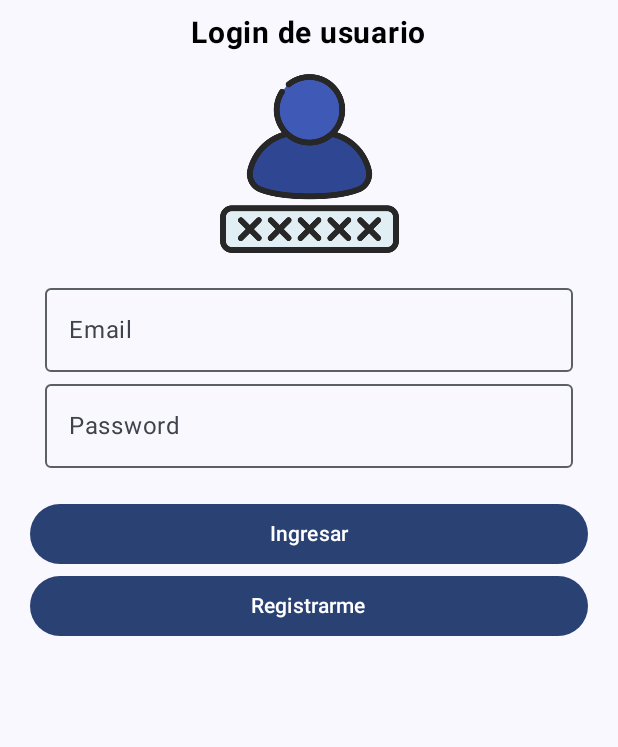
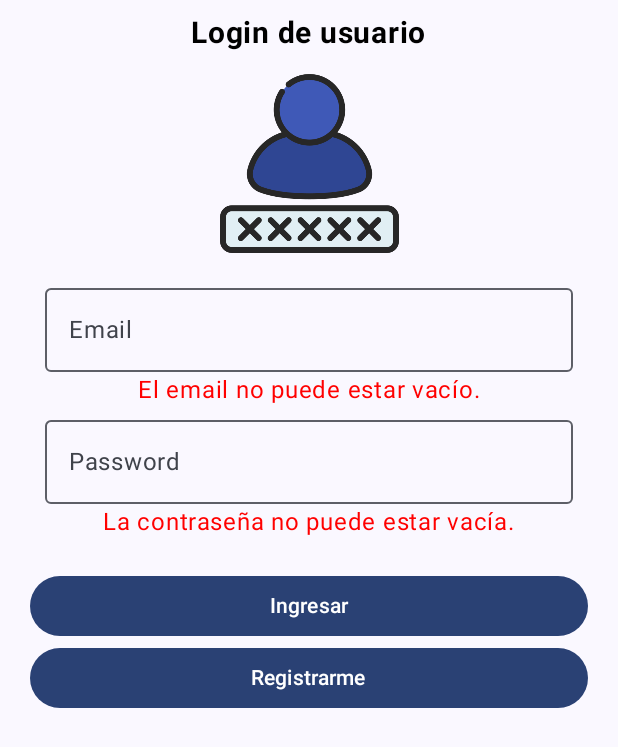
Before and after one commit to adcarret/Proyecto-TFC-DAM, an Android app built with Jetpack Compose: the screen it shows after launch (MainActivity), after a tap on "Ingresar", on a phone screen of 412 x 824 dp. Shown: the top 747 px of the screen. Run offline under Robolectric (Android 15) with nearby library versions, the phone set to English and light mode, and no system bars; our stand-ins replace Firebase (no records; nobody signed in at launch, a user with empty details on screens opened directly).

Commit message:
create login logic button and errors control

```diff
--- a/app/src/main/java/com/example/taskshare_tfc/views/login/LoginView.kt
+++ b/app/src/main/java/com/example/taskshare_tfc/views/login/LoginView.kt
@@ -1,5 +1,6 @@
 package com.example.taskshare_tfc.views.login
 
+import android.widget.Toast
 import androidx.compose.foundation.Image
 import androidx.compose.foundation.layout.Column
 import androidx.compose.foundation.layout.Spacer
@@ -20,6 +21,7 @@ import androidx.compose.runtime.setValue
 import androidx.compose.ui.Alignment
 import androidx.compose.ui.Modifier
 import androidx.compose.ui.graphics.Color
+import androidx.compose.ui.platform.LocalContext
 import androidx.compose.ui.res.painterResource
 import androidx.compose.ui.text.font.FontWeight
 import androidx.compose.ui.text.input.KeyboardType
@@ -35,13 +37,18 @@ Estoy utilizando Jetpack Compose
 Por eso mismo sale este @
  */
 @Composable
-fun LoginView (navController: NavController, loginViewModel: LoginViewModel){
-    Column (
+fun LoginView (navController: NavController, loginViewModel: LoginViewModel) {
+    Column(
         horizontalAlignment = Alignment.CenterHorizontally,
         modifier = Modifier.fillMaxSize()
-    ){
+    ) {
+        val context = LocalContext.current
+
         var email by remember { mutableStateOf("") } //Variable email
         var password by remember { mutableStateOf("") } //Variable password
+
+        var emailError by remember { mutableStateOf("") } // Mensaje de error para email
+        var passwordError by remember { mutableStateOf("") } // Mensaje de error para password
 
         //Titulo
         Text(
@@ -50,7 +57,7 @@ fun LoginView (navController: NavController, loginViewModel: LoginViewModel){
             fontWeight = FontWeight.Bold, //Negrita
             color = Color.Black, // Color del texto
             fontSize = 20.sp //Tamaño de la fuente
-            )
+        )
 
         //Icono de login
         Image(
@@ -68,10 +75,23 @@ fun LoginView (navController: NavController, loginViewModel: LoginViewModel){
                 .fillMaxWidth()
                 .padding(start = 30.dp, end = 30.dp),
             value = email,
-            onValueChange = {email = it},
-            label = {Text(text = "Email")},
+            onValueChange =
+                {
+                    email = it
+                    emailError = ""
+                },// Limpiamos el mensaje de error cada vez que el usuario cambia el campo
+            label = { Text(text = "Email") },
             keyboardOptions = KeyboardOptions(keyboardType = KeyboardType.Email)
         )
+
+        // Mostrar error si el email es inválido
+        if (emailError.isNotBlank()) {
+            Text(
+                text = emailError,
+                color = Color.Red,
+                modifier = Modifier.padding(start = 30.dp, end = 30.dp)
+            )
+        }
 
         //Campo password
         OutlinedTextField(
@@ -79,31 +99,78 @@ fun LoginView (navController: NavController, loginViewModel: LoginViewModel){
                 .fillMaxWidth()
                 .padding(start = 30.dp, end = 30.dp),
             value = password,
-            onValueChange = {password = it},
-            label = {Text(text = "Password")},
+            onValueChange =
+                {
+                    password = it
+                    passwordError =
+                        "" // Limpiamos el mensaje de error cada vez que el usuario cambia el campo
+                },
+            label = { Text(text = "Password") },
             //esta linea no mostrará sugerencias cuando estemos ingresando la contraseña
             visualTransformation = PasswordVisualTransformation(),
             keyboardOptions = KeyboardOptions(keyboardType = KeyboardType.Password)
         )
 
+        // Mostrar error si la contraseña es inválida
+        if (passwordError.isNotBlank()) {
+            Text(
+                text = passwordError,
+                color = Color.Red,
+                modifier = Modifier.padding(start = 30.dp, end = 30.dp)
+            )
+        }
+
         Spacer(modifier = Modifier.height(20.dp))
 
-        //Botón de login
+        // Botón de login con validación independiente
         Button(
-            onClick = {/*TODO*/},
-            modifier = Modifier.fillMaxWidth()
-                .padding(start = 20.dp, end = 20.dp)){
+            onClick = {
+                var isValid = true
+
+                // ✅ Validación del email
+                if (email.isBlank()) {
+                    emailError = "El email no puede estar vacío."
+                    isValid = false
+                } else if (!email.contains("@")) {
+                    emailError = "Introduce un email válido."
+                    isValid = false
+                }
+
+                // ✅ Validación de la contraseña
+                if (password.isBlank()) {
+                    passwordError = "La contraseña no puede estar vacía."
+                    isValid = false
+                } else if (password.length < 6) {
+                    passwordError = "La contraseña debe tener al menos 6 caracteres."
+                    isValid = false
+                }
+
+                if (isValid) {
+                    // Si todo es válido, hacer login
+                    loginViewModel.login(email, password) {
+                        navController.navigate("Home")
+                    }
+                } else {
+                    // Si hay errores, se mostraran los mensajes correspondientes.
+                    // Toasts ya no son necesarios porque mostramos los errores visualmente.
+                }
+            },
+            modifier = Modifier
+                .fillMaxWidth()
+                .padding(start = 20.dp, end = 20.dp)
+        ) {
             Text(text = "Ingresar")
         }
 
-        //Botón de registro
+        // Botón de registro
         Button(
-            //este evento nos lleva a la pantalla de registro
             onClick = {
                 navController.navigate("Register")
             },
-            modifier = Modifier.fillMaxWidth()
-                .padding(start = 20.dp, end = 20.dp)){
+            modifier = Modifier
+                .fillMaxWidth()
+                .padding(start = 20.dp, end = 20.dp)
+        ) {
             Text(text = "Registrarme")
         }
     }
```
